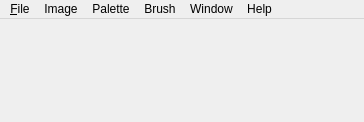
Above: src/mainwindow.ui from Vesuri/excellence before the change. Below: the same form after it.
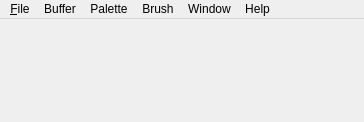
That is the form after the change.

Commit message: Add Spare Page / multi-buffer system

```diff
--- a/src/mainwindow.ui
+++ b/src/mainwindow.ui
@@ -105,9 +105,9 @@
     <addaction name="separator"/>
     <addaction name="actionPaletteRemapPage"/>
    </widget>
-   <widget class="QMenu" name="menuImage">
+   <widget class="QMenu" name="menuBuffer">
     <property name="title">
-     <string>Image</string>
+     <string>Buffer</string>
     </property>
     <addaction name="actionImageCopy"/>
     <addaction name="actionImagePaste"/>
@@ -168,7 +168,7 @@
     <addaction name="actionHelpAbout"/>
    </widget>
    <addaction name="menu_File"/>
-   <addaction name="menuImage"/>
+   <addaction name="menuBuffer"/>
    <addaction name="menuPalette"/>
    <addaction name="menuBrush"/>
    <addaction name="menuWindow"/>
```
Left out of the diff: 45 changed lines with no effect on the pictures. The commit also changes 14 other files.
